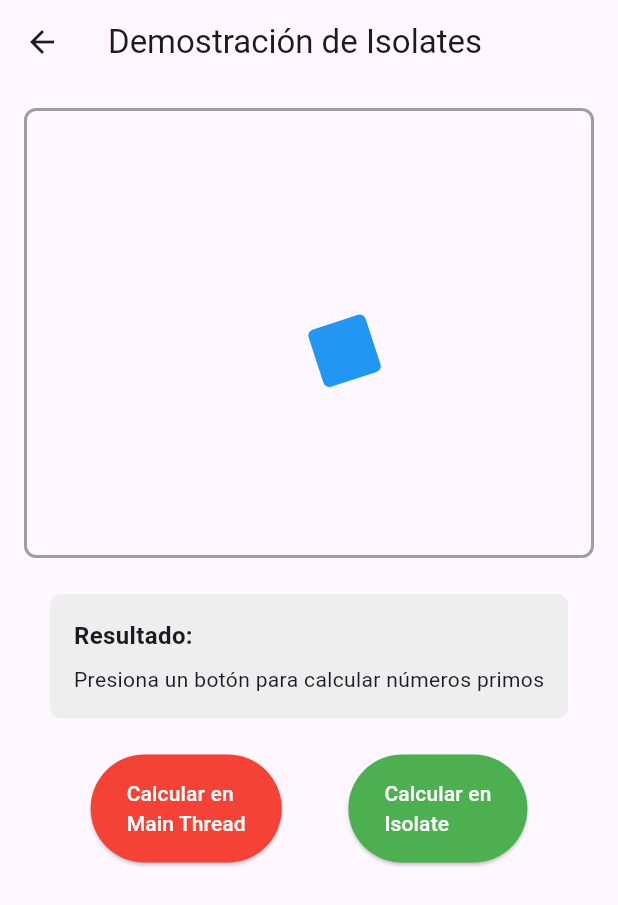
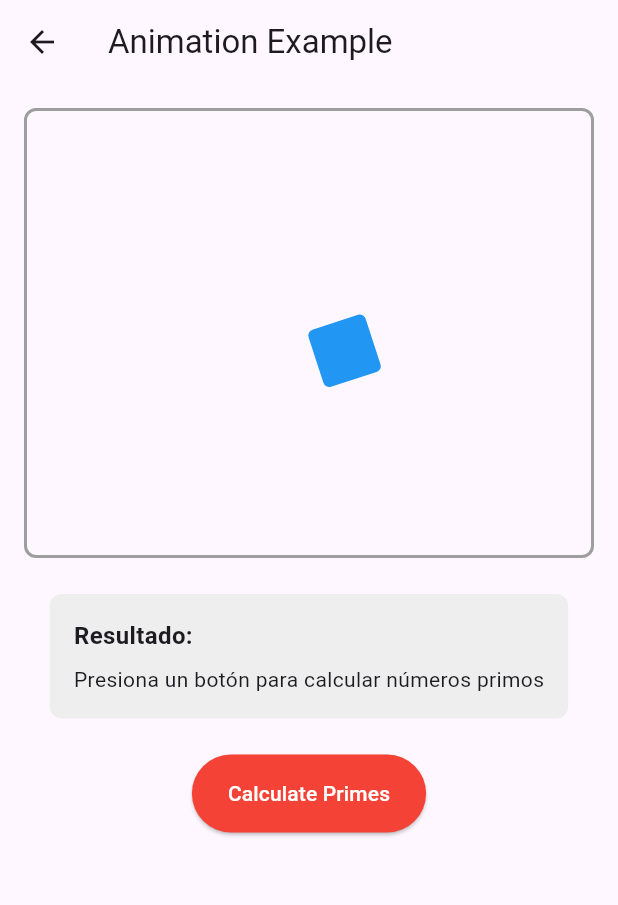
Before and after one commit to roy-aplazo/flutter_test, a Flutter app: the AnimationScreen screen opened directly, on a phone screen of 412 x 824 dp. Shown: the top 905 px of the screen. Run offline on Flutter 3.47's test engine with Material 3 defaults, Android fonts, the phone set to English and light mode, and no system bars; our stand-ins replace dio.

Commit message:
Clean comments

```diff
--- a/lib/features/animation_example/animation_screen.dart
+++ b/lib/features/animation_example/animation_screen.dart
@@ -1,4 +1,3 @@
-import 'dart:isolate';
 import 'package:flutter/material.dart';
 
 class AnimationScreen extends StatefulWidget {
@@ -20,13 +19,11 @@ class _AnimationScreenState extends State<AnimationScreen>
   void initState() {
     super.initState();
 
-    // Controlador para la rotación
     _rotationController = AnimationController(
       vsync: this,
       duration: const Duration(seconds: 2),
     )..repeat();
 
-    // Controlador para la traslación (movimiento)
     _translationController = AnimationController(
       vsync: this,
       duration: const Duration(seconds: 3),
@@ -43,7 +40,7 @@ class _AnimationScreenState extends State<AnimationScreen>
   @override
   Widget build(BuildContext context) {
     return Scaffold(
-      appBar: AppBar(title: const Text('Demostración de Isolates')),
+      appBar: AppBar(title: const Text('Animation Example')),
       body: Padding(
         padding: const EdgeInsets.all(16.0),
         child: Column(
@@ -101,7 +98,7 @@ class _AnimationScreenState extends State<AnimationScreen>
                 ElevatedButton(
                   onPressed: _isCalculating
                       ? null
-                      : () => _calculatePrimesInMainThread(),
+                      : () => _calculatePrimesValue(),
                   style: ElevatedButton.styleFrom(
                     backgroundColor: Colors.red,
                     foregroundColor: Colors.white,
@@ -110,21 +107,7 @@ class _AnimationScreenState extends State<AnimationScreen>
                       vertical: 16,
                     ),
                   ),
-                  child: const Text('Calcular en\nMain Thread'),
-                ),
-                ElevatedButton(
-                  onPressed: _isCalculating
-                      ? null
-                      : () => _calculatePrimesInIsolate(),
-                  style: ElevatedButton.styleFrom(
-                    backgroundColor: Colors.green,
-                    foregroundColor: Colors.white,
-                    padding: const EdgeInsets.symmetric(
-                      horizontal: 24,
-                      vertical: 16,
-                    ),
-                  ),
-                  child: const Text('Calcular en\nIsolate'),
+                  child: const Text('Calculate Primes'),
                 ),
               ],
             ),
@@ -139,8 +122,7 @@ class _AnimationScreenState extends State<AnimationScreen>
     );
   }
 
-  // Calcular números primos en el main thread (bloquea la animación)
-  Future<void> _calculatePrimesInMainThread() async {
+  Future<void> _calculatePrimesValue() async {
     setState(() {
       _isCalculating = true;
       _result = 'Calculando en Main Thread...';
@@ -159,27 +141,6 @@ class _AnimationScreenState extends State<AnimationScreen>
     });
   }
 
-  // Calcular números primos en un isolate (no bloquea la animación)
-  Future<void> _calculatePrimesInIsolate() async {
-    setState(() {
-      //_isCalculating = true;
-      _result = 'Calculando en Isolate...';
-    });
-
-    final stopwatch = Stopwatch()..start();
-    final primes = await Isolate.run(() => _calculatePrimes());
-    stopwatch.stop();
-
-    setState(() {
-      //_isCalculating = false;
-      _result =
-          'Encontrados ${primes.length} números primos\n'
-          'Tiempo: ${stopwatch.elapsedMilliseconds}ms\n'
-          '✅ La animación siguió fluida';
-    });
-  }
-
-  // Función pesada: calcular números primos hasta un límite
   static List<int> _calculatePrimes() {
     final int limit = 4000000;
     final List<int> primes = [];
@@ -204,7 +165,6 @@ class _AnimationScreenState extends State<AnimationScreen>
   }
 }
 
-// Custom painter para dibujar el cuadrado animado
 class SquarePainter extends CustomPainter {
   final double rotation;
   final double translation;
--- a/lib/features/list_example/list_example_screen.dart
+++ b/lib/features/list_example/list_example_screen.dart
@@ -31,12 +31,6 @@ class _ListExampleScreenState extends State<ListExampleScreen> {
   }
 
   void _scrollListener() {
-    //bool showScrollintToTopButton = scrollController.offset > 100;
-    //if (showScrollintToTopButton != _showScrollintToTopButton) {
-    //  setState(() {
-    //    _showScrollintToTopButton = showScrollintToTopButton;
-    //  });
-    //}
     setState(() {
       _showScrollintToTopButton = scrollController.offset > 100;
     });
```
Also changed, not shown: lib/features/list_example/widgets/photo_list.dart (+0 -7 lines).
